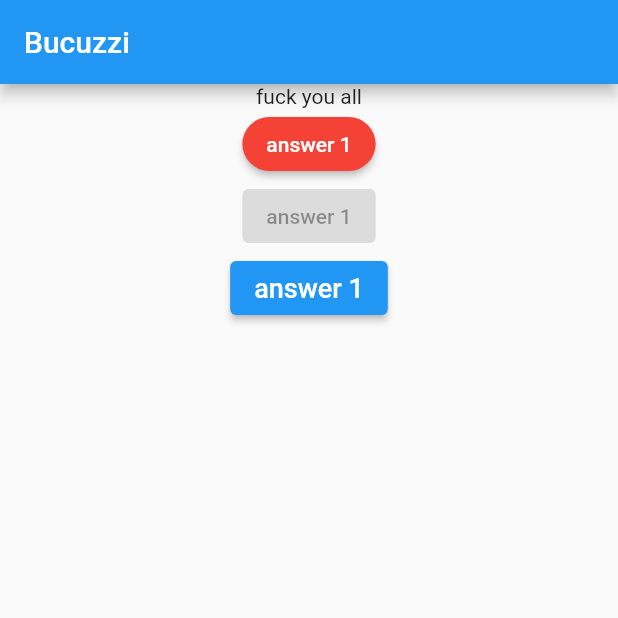
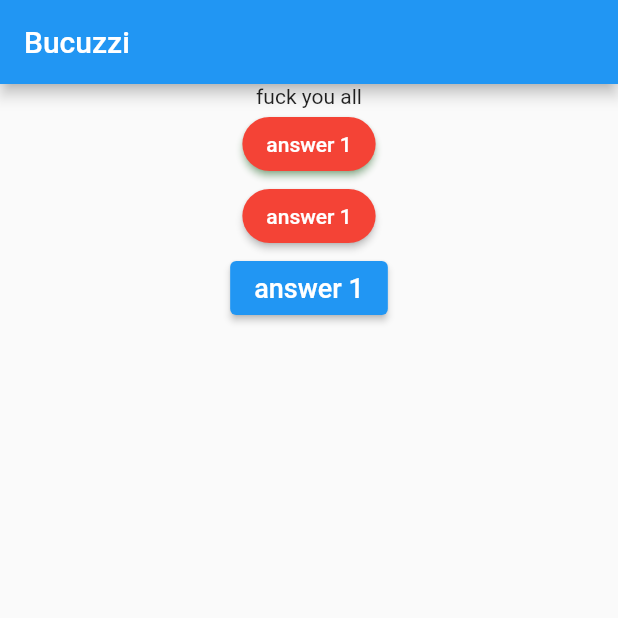
Before and after one commit to Bukunmi-sketch/store, a Flutter app: the screen it shows after launch, on a phone screen of 412 x 824 dp, the top half of it. Run offline on Flutter 3.47's test engine with Material 2 defaults, Android fonts, the phone set to English and light mode, and no system bars; Roboto replaces fonts that are missing (Brand Bold).

Commit message:
Update main.dart
---

```diff
--- a/lib/main.dart
+++ b/lib/main.dart
@@ -19,7 +19,8 @@ class MyApp extends StatelessWidget {
               Text('fuck you all'),
               ElevatedButton(
                 style: ElevatedButton.styleFrom(
-                  primary: Colors.red,
+                  backgroundColor: Colors.red,
+                  shadowColor: Colors.green,
                   shape: RoundedRectangleBorder(
                     borderRadius: BorderRadius.circular(100.0),
                   ),
@@ -30,8 +31,16 @@ class MyApp extends StatelessWidget {
                 },
               ),
               ElevatedButton(
+                style: ElevatedButton.styleFrom(
+                  backgroundColor: Colors.red,
+                  shape: RoundedRectangleBorder(
+                    borderRadius: BorderRadius.circular(100.0),
+                  ),
+                ),
                 child: Text('answer 1'),
-                onPressed: null,
+                onPressed: () {
+                  print('login clicked');
+                },
               ),
               ElevatedButton(
                 child: Text(
```
